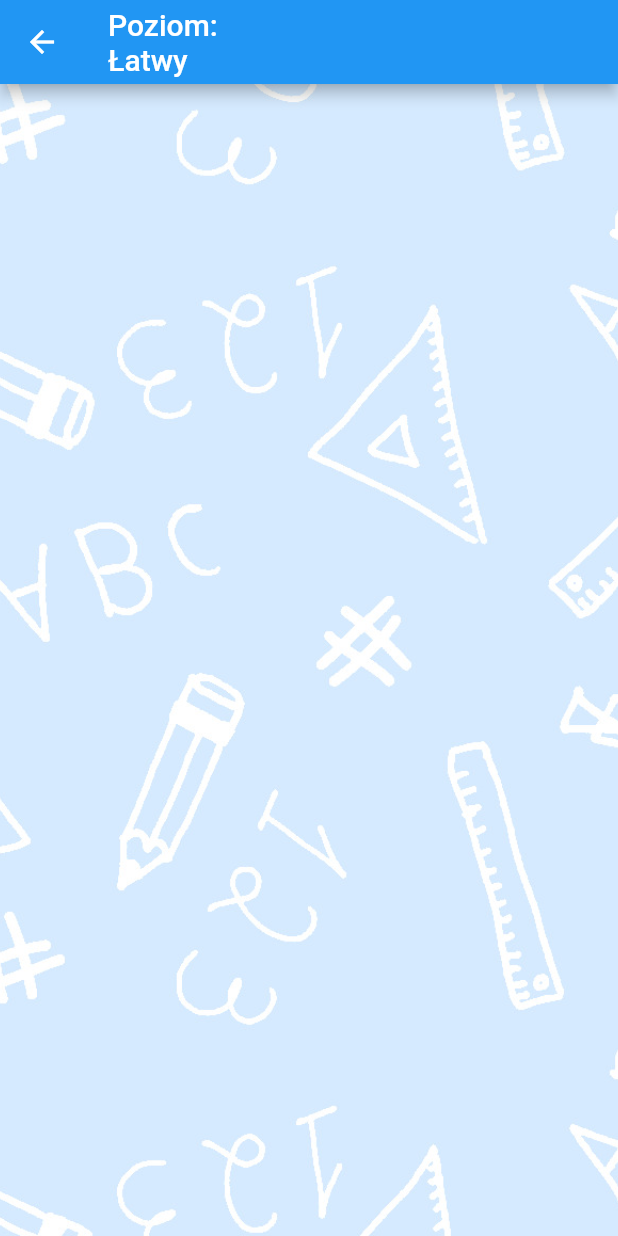
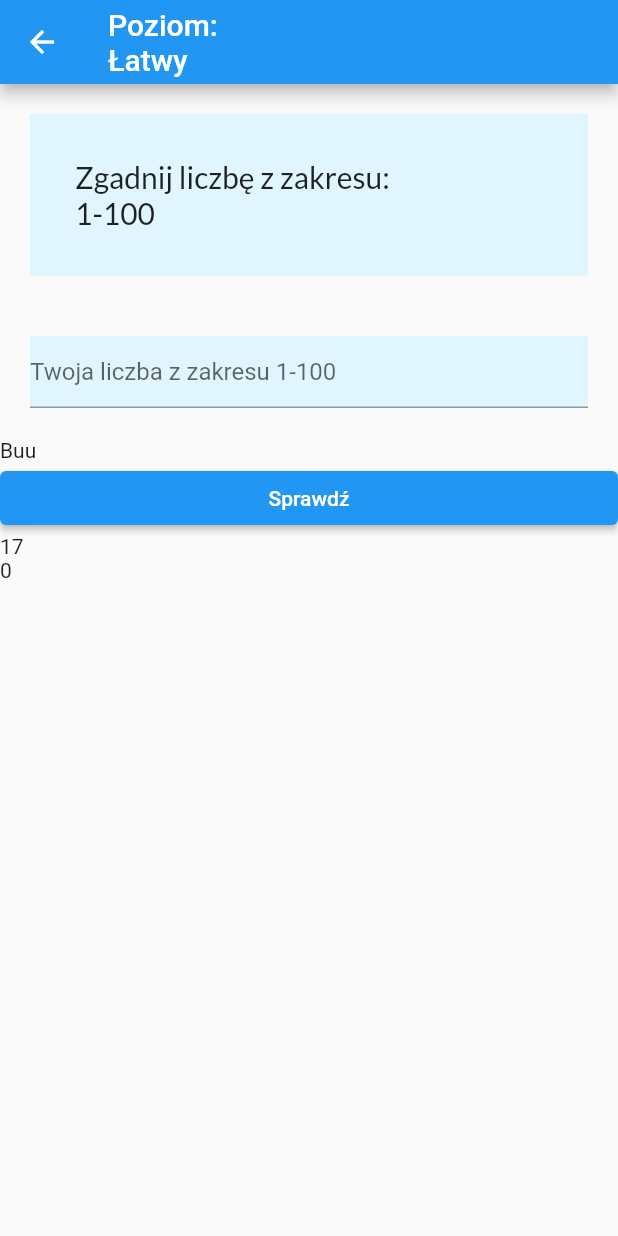
Before and after one commit to mgudalewicz/zgadulla, a Flutter app: the screen it shows after launch, after a tap on "Łatwy", on a phone screen of 412 x 824 dp. Run offline on Flutter 3.47's test engine with Material 2 defaults, Android fonts, the phone set to English and light mode, and no system bars; our stand-ins replace google_fonts.

Commit message:
create page easyLevel

```diff
--- a/lib/easy/easyLevel.dart
+++ b/lib/easy/easyLevel.dart
@@ -1,10 +1,22 @@
+import 'dart:math';
 import 'package:flutter/material.dart';
+import 'package:flutter/services.dart';
 import 'package:google_fonts/google_fonts.dart';
 
-class EasyLevel extends StatelessWidget {
-  const EasyLevel({
+class EasyLevel extends StatefulWidget {
+  EasyLevel({
     Key? key,
   }) : super(key: key);
+  @override
+  State<EasyLevel> createState() => _EasyLevelState();
+  final random1 = 1 + Random().nextInt(99);
+}
+
+class _EasyLevelState extends State<EasyLevel> {
+  var result = 'Buu';
+  var answer = TextEditingController();
+  final _formKey = GlobalKey<FormState>();
+  int number = 0;
 
   @override
   Widget build(BuildContext context) {
@@ -12,12 +24,65 @@ class EasyLevel extends StatelessWidget {
       appBar: AppBar(
         title: const Text("Poziom: \nŁatwy"),
       ),
-      body: Container(
-        decoration: const BoxDecoration(
-          image: DecorationImage(
-            image: AssetImage('images/tlo.jpg'),
-            fit: BoxFit.cover,
-          ),
+      body: Form(
+        key: _formKey,
+        child: ListView(
+          children: [
+            Container(
+              color: Colors.lightBlue[50],
+              padding: const EdgeInsets.all(30),
+              margin: const EdgeInsets.all(20),
+              child: Text(
+                'Zgadnij liczbę z zakresu: \n1-100',
+                style: GoogleFonts.lato(fontSize: 20),
+              ),
+            ),
+            Container(
+              color: Colors.lightBlue[50],
+              margin: const EdgeInsets.all(20),
+              child: TextFormField(
+                  validator: (value) {
+                    if (value == null || value.isEmpty) {
+                      return 'Zapomniałeś czegoś dodać :(';
+                    } else if (int.parse(value) < widget.random1) {
+                      number += 1;
+                      result = "za mało!";
+                      return 'Spróbuj jeszcze raz';
+                    } else if (int.parse(value) > widget.random1) {
+                      number += 1;
+                      result = "za dużo!";
+                    } else if (int.parse(value) == widget.random1) {
+                      number += 1;
+                      result = "Brawo! Zgadłeś!";
+                    }
+                    return null;
+                  },
+                  decoration: const InputDecoration(
+                      hintText: 'Twoja liczba z zakresu 1-100'),
+                  controller: answer,
+                  keyboardType: TextInputType.number,
+                  inputFormatters: <TextInputFormatter>[
+                    FilteringTextInputFormatter.digitsOnly
+                  ]),
+            ),
+            Text(
+              result.toString(),
+            ),
+            ElevatedButton(
+              child: const Text('Sprawdź'),
+              onPressed: () {
+                if (_formKey.currentState!.validate()) {
+                  ScaffoldMessenger.of(context).showSnackBar(
+                    const SnackBar(content: Text('Processing Data')),
+                  );
+                }
+                setState(() {});
+                if (result == "Brawo!") {}
+              },
+            ),
+            Text(widget.random1.toString()),
+            Text(number.toString()),
+          ],
         ),
       ),
     );
--- a/lib/main.dart
+++ b/lib/main.dart
@@ -1,5 +1,4 @@
 import 'package:flutter/material.dart';
-import 'package:google_fonts/google_fonts.dart';
 import 'package:zgadulla/homePage/homePage.dart';
 
 void main() {
@@ -16,7 +15,7 @@ class MyApp extends StatelessWidget {
       theme: ThemeData(
         primarySwatch: Colors.blue,
       ),
-      home: HomePage(),
+      home: const HomePage(),
     );
   }
 }
--- a/pubspec.yaml
+++ b/pubspec.yaml
@@ -35,6 +35,7 @@ dependencies:
   # Use with the CupertinoIcons class for iOS style icons.
   cupertino_icons: ^1.0.2
   google_fonts: ^2.2.0
+  intl: ^0.17.0
 
 dev_dependencies:
   flutter_test:
```
Also changed, not shown: pubspec.lock.
